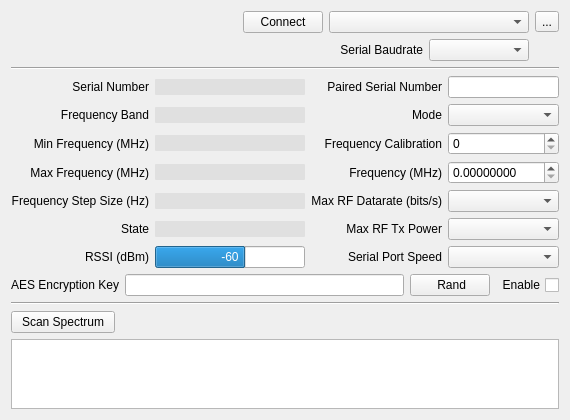
The window that ground/openpilotgcs/src/plugins/pipxtreme/pipxtreme.ui (openpilot/OpenPilot) describes before a commit, drawn with Qt 5.
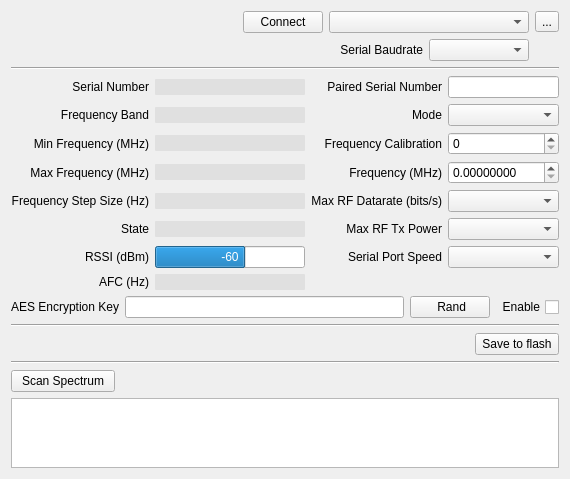
The same window after the commit.

Commit message: PipX plugin can now semi configure pipx modem

Patch:
```diff
--- a/ground/openpilotgcs/src/plugins/pipxtreme/pipxtreme.ui
+++ b/ground/openpilotgcs/src/plugins/pipxtreme/pipxtreme.ui
@@ -7,7 +7,7 @@
     <x>0</x>
     <y>0</y>
     <width>570</width>
-    <height>407</height>
+    <height>438</height>
    </rect>
   </property>
   <property name="windowTitle">
@@ -672,6 +672,33 @@
        </property>
       </widget>
      </item>
+     <item row="7" column="0">
+      <widget class="QLabel" name="label_17">
+       <property name="text">
+        <string>AFC (Hz)</string>
+       </property>
+       <property name="alignment">
+        <set>Qt::AlignRight|Qt::AlignTrailing|Qt::AlignVCenter</set>
+       </property>
+      </widget>
+     </item>
+     <item row="7" column="1">
+      <widget class="QLineEdit" name="lineEdit_RxAFC">
+       <property name="styleSheet">
+        <string notr="true">QLineEdit {
+  border: none;
+  border-radius: 1px;
+  padding: 0 8px;
+  background: rgba(0, 0, 0, 16);
+/*  background: transparent; */
+/*     selection-background-color: darkgray;*/
+}</string>
+       </property>
+       <property name="readOnly">
+        <bool>true</bool>
+       </property>
+      </widget>
+     </item>
     </layout>
    </item>
    <item>
@@ -733,6 +760,37 @@
      </item>
     </layout>
    </item>
+   <item>
+    <widget class="Line" name="line_3">
+     <property name="orientation">
+      <enum>Qt::Horizontal</enum>
+     </property>
+    </widget>
+   </item>
+   <item>
+    <layout class="QHBoxLayout" name="horizontalLayout">
+     <item>
+      <spacer name="horizontalSpacer_3">
+       <property name="orientation">
+        <enum>Qt::Horizontal</enum>
+       </property>
+       <property name="sizeHint" stdset="0">
+        <size>
+         <width>40</width>
+         <height>20</height>
+        </size>
+       </property>
+      </spacer>
+     </item>
+     <item>
+      <widget class="QPushButton" name="pushButton_Save">
+       <property name="text">
+        <string> Save to flash </string>
+       </property>
+      </widget>
+     </item>
+    </layout>
+   </item>
    <item>
     <widget class="Line" name="line_2">
      <property name="orientation">
```
Left out of the diff: 6 changed lines with no effect on the pictures. The commit also changes 2 other files.
